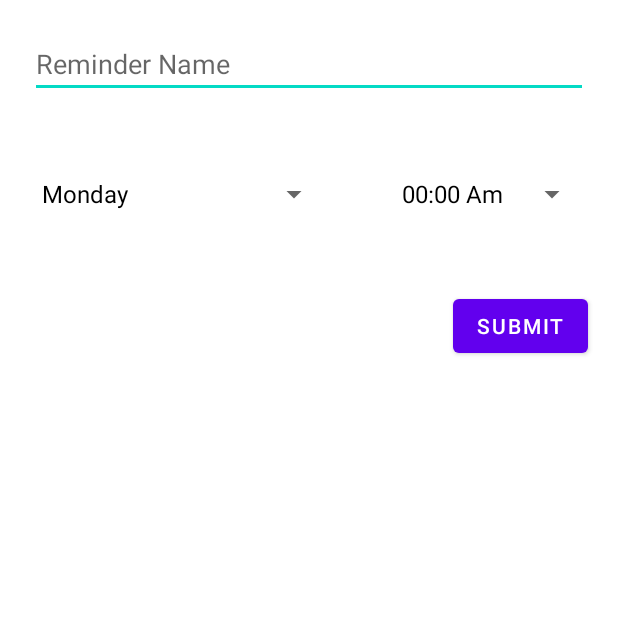
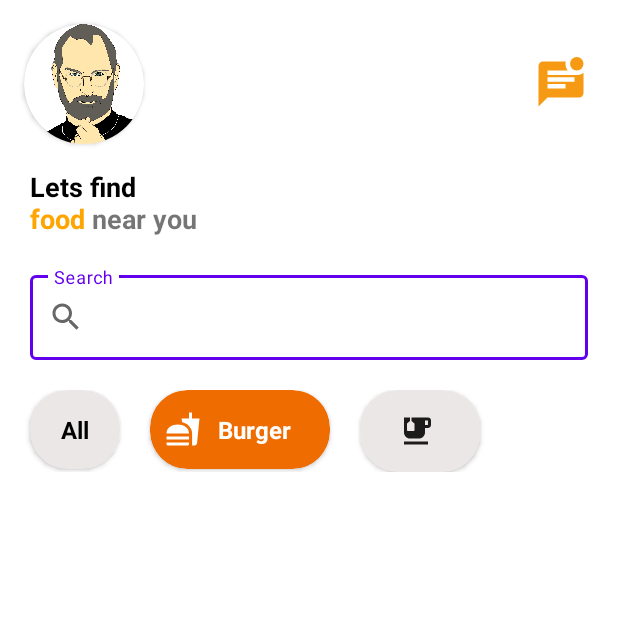
Before and after one commit to MasKoding/Relative_Layout_Android, an Android app: the screen it shows after launch (MainActivity before the commit, FoodActivity after it), on a phone screen of 412 x 824 dp, the top half of it. Run offline under Robolectric (Android 15) with nearby library versions, the phone set to English and light mode, and no system bars.

Commit message:
Menambahkan Toolbar Layout

```diff
--- a/app/src/main/AndroidManifest.xml
+++ b/app/src/main/AndroidManifest.xml
@@ -14,19 +14,20 @@
         tools:targetApi="31">
         <activity
             android:name=".FoodActivity"
-            android:exported="false">
+            android:exported="true">
+            <intent-filter>
+                <action android:name="android.intent.action.MAIN" />
+
+                <category android:name="android.intent.category.LAUNCHER" />
+            </intent-filter>
             <meta-data
                 android:name="android.app.lib_name"
                 android:value="" />
         </activity>
         <activity
             android:name=".MainActivity"
-            android:exported="true">
-            <intent-filter>
-                <action android:name="android.intent.action.MAIN" />
+            android:exported="false">
 
-                <category android:name="android.intent.category.LAUNCHER" />
-            </intent-filter>
 
             <meta-data
                 android:name="android.app.lib_name"
--- /dev/null
+++ b/app/src/main/res/drawable/bg_search.xml
@@ -0,0 +1,13 @@
+<?xml version="1.0" encoding="utf-8"?>
+<selector xmlns:android="http://schemas.android.com/apk/res/android">
+    <item>
+        <shape android:shape="rectangle">
+
+            <corners android:bottomLeftRadius="10dp"
+                 android:bottomRightRadius="10dp"
+                android:topLeftRadius="10dp"
+                android:topRightRadius="10dp"/>
+            <solid  android:color="#E8E6E6"/>
+        </shape>
+    </item>
+</selector>
--- /dev/null
+++ b/app/src/main/res/drawable/ic_baseline_emoji_food_beverage_24.xml
@@ -0,0 +1,6 @@
+<vector android:height="24dp" android:tint="#1C1B1B"
+    android:viewportHeight="24" android:viewportWidth="24"
+    android:width="24dp" xmlns:android="http://schemas.android.com/apk/res/android">
+    <path android:fillColor="@android:color/white" android:pathData="M20,3H9v2.4l1.81,1.45C10.93,6.94 11,7.09 11,7.24v4.26c0,0.28 -0.22,0.5 -0.5,0.5h-4C6.22,12 6,11.78 6,11.5V7.24c0,-0.15 0.07,-0.3 0.19,-0.39L8,5.4V3H4v10c0,2.21 1.79,4 4,4h6c2.21,0 4,-1.79 4,-4v-3h2c1.11,0 2,-0.9 2,-2V5C22,3.89 21.11,3 20,3zM20,8h-2V5h2V8z"/>
+    <path android:fillColor="@android:color/white" android:pathData="M4,19h16v2h-16z"/>
+</vector>
--- /dev/null
+++ b/app/src/main/res/drawable/ic_baseline_fastfood_24.xml
@@ -0,0 +1,5 @@
+<vector android:height="24dp" android:tint="#FFFFFF"
+    android:viewportHeight="24" android:viewportWidth="24"
+    android:width="24dp" xmlns:android="http://schemas.android.com/apk/res/android">
+    <path android:fillColor="@android:color/white" android:pathData="M18.06,22.99h1.66c0.84,0 1.53,-0.64 1.63,-1.46L23,5.05h-5L18,1h-1.97v4.05h-4.97l0.3,2.34c1.71,0.47 3.31,1.32 4.27,2.26 1.44,1.42 2.43,2.89 2.43,5.29v8.05zM1,21.99L1,21h15.03v0.99c0,0.55 -0.45,1 -1.01,1L2.01,22.99c-0.56,0 -1.01,-0.45 -1.01,-1zM16.03,14.99c0,-8 -15.03,-8 -15.03,0h15.03zM1.02,17h15v2h-15z"/>
+</vector>
--- /dev/null
+++ b/app/src/main/res/drawable/ic_baseline_filter_alt_24.xml
@@ -0,0 +1,5 @@
+<vector android:height="24dp" android:tint="#1C1B1B"
+    android:viewportHeight="24" android:viewportWidth="24"
+    android:width="24dp" xmlns:android="http://schemas.android.com/apk/res/android">
+    <path android:fillColor="@android:color/white" android:pathData="M4.25,5.61C6.27,8.2 10,13 10,13v6c0,0.55 0.45,1 1,1h2c0.55,0 1,-0.45 1,-1v-6c0,0 3.72,-4.8 5.74,-7.39C20.25,4.95 19.78,4 18.95,4H5.04C4.21,4 3.74,4.95 4.25,5.61z"/>
+</vector>
--- /dev/null
+++ b/app/src/main/res/drawable/ic_baseline_mark_unread_chat_alt_24.xml
@@ -0,0 +1,6 @@
+<vector android:height="24dp" android:tint="#F59A12"
+    android:viewportHeight="24" android:viewportWidth="24"
+    android:width="24dp" xmlns:android="http://schemas.android.com/apk/res/android">
+    <path android:fillColor="@android:color/white" android:pathData="M19,3m-3,0a3,3 0,1 1,6 0a3,3 0,1 1,-6 0"/>
+    <path android:fillColor="@android:color/white" android:pathData="M6,8V6h9.03c-1.21,-1.6 -1.08,-3.21 -0.92,-4H4.01c-1.1,0 -2,0.89 -2,2L2,22l4,-4h14c1.1,0 2,-0.9 2,-2V6.97C21.16,7.61 20.13,8 19,8H6zM14,14H6v-2h8V14zM18,11H6V9h12V11z"/>
+</vector>
--- /dev/null
+++ b/app/src/main/res/drawable/ic_baseline_search_24.xml
@@ -0,0 +1,5 @@
+<vector android:height="24dp" android:tint="#1C1B1B"
+    android:viewportHeight="24" android:viewportWidth="24"
+    android:width="24dp" xmlns:android="http://schemas.android.com/apk/res/android">
+    <path android:fillColor="@android:color/white" android:pathData="M15.5,14h-0.79l-0.28,-0.27C15.41,12.59 16,11.11 16,9.5 16,5.91 13.09,3 9.5,3S3,5.91 3,9.5 5.91,16 9.5,16c1.61,0 3.09,-0.59 4.23,-1.57l0.27,0.28v0.79l5,4.99L20.49,19l-4.99,-5zM9.5,14C7.01,14 5,11.99 5,9.5S7.01,5 9.5,5 14,7.01 14,9.5 11.99,14 9.5,14z"/>
+</vector>
--- a/app/src/main/res/layout/activity_food.xml
+++ b/app/src/main/res/layout/activity_food.xml
@@ -1,9 +1,106 @@
 <?xml version="1.0" encoding="utf-8"?>
-<androidx.constraintlayout.widget.ConstraintLayout xmlns:android="http://schemas.android.com/apk/res/android"
+<RelativeLayout xmlns:android="http://schemas.android.com/apk/res/android"
     xmlns:app="http://schemas.android.com/apk/res-auto"
     xmlns:tools="http://schemas.android.com/tools"
     android:layout_width="match_parent"
     android:layout_height="match_parent"
     tools:context=".FoodActivity">
+<!--panggil layout toolbar_title menggunakan include-->
+    <include layout="@layout/toolbar_title" android:id="@+id/toolbar_title"/>
 
-</androidx.constraintlayout.widget.ConstraintLayout>
+    <com.google.android.material.textfield.TextInputLayout
+        android:id="@+id/search_bar"
+        android:layout_width="match_parent"
+        android:layout_height="wrap_content"
+        android:layout_below="@id/toolbar_title"
+        android:layout_margin="20dp"
+        style="@style/Widget.MaterialComponents.TextInputLayout.OutlinedBox"
+        app:startIconDrawable="@drawable/ic_baseline_search_24"
+
+        >
+        <com.google.android.material.textfield.TextInputEditText
+            android:layout_width="match_parent"
+            android:layout_height="wrap_content"
+            android:hint="Search"
+            />
+    </com.google.android.material.textfield.TextInputLayout>
+    <LinearLayout
+        android:layout_width="match_parent"
+        android:layout_height="wrap_content"
+        android:orientation="vertical"
+        android:layout_below="@id/search_bar"
+        >
+        <LinearLayout
+            android:layout_width="match_parent"
+            android:layout_height="wrap_content"
+            android:orientation="horizontal">
+                <androidx.cardview.widget.CardView
+                    android:layout_width="60dp"
+                    android:layout_height="wrap_content"
+                    android:elevation="4dp"
+                    android:backgroundTint="#ECE7E7"
+                    app:cardCornerRadius="25dp"
+                    android:layout_marginLeft="20dp"
+                    >
+                    <TextView
+                        android:layout_width="wrap_content"
+                        android:layout_height="wrap_content"
+                        android:text="All"
+                        android:layout_marginLeft="5dp"
+                        android:padding="15dp"
+                        android:textSize="16sp"
+                        android:textColor="@color/black"
+                        android:textStyle="bold"
+                        />
+                </androidx.cardview.widget.CardView>
+            <androidx.cardview.widget.CardView
+                android:layout_width="120dp"
+                android:layout_height="wrap_content"
+                android:elevation="4dp"
+                android:backgroundTint="#EF6C00"
+                app:cardCornerRadius="25dp"
+                android:layout_marginLeft="20dp"
+                >
+                <ImageView
+                    android:layout_width="wrap_content"
+                    android:layout_height="wrap_content"
+                    android:layout_marginLeft="10dp"
+                    android:src="@drawable/ic_baseline_fastfood_24"
+                    android:layout_gravity="center_vertical"
+                    />
+                <TextView
+                    android:layout_width="wrap_content"
+                    android:layout_height="wrap_content"
+                    android:text="Burger"
+                    android:layout_gravity="center"
+                    android:padding="15dp"
+                    android:layout_marginLeft="10dp"
+
+                    android:textSize="16sp"
+                    android:textColor="@color/white"
+                    android:textStyle="bold"
+                    />
+            </androidx.cardview.widget.CardView>
+
+            <androidx.cardview.widget.CardView
+                android:layout_width="80dp"
+                android:layout_height="wrap_content"
+                android:elevation="4dp"
+                android:backgroundTint="#ECE7E7"
+                app:cardCornerRadius="25dp"
+                android:layout_marginLeft="20dp"
+                >
+                <ImageView
+                    android:layout_width="wrap_content"
+                    android:layout_height="wrap_content"
+                    android:layout_marginLeft="10dp"
+                    android:src="@drawable/ic_baseline_emoji_food_beverage_24"
+                    android:layout_gravity="center_vertical"
+                    android:padding="15dp"
+                    />
+
+            </androidx.cardview.widget.CardView>
+
+        </LinearLayout>
+    </LinearLayout>
+</RelativeLayout>
--- /dev/null
+++ b/app/src/main/res/layout/toolbar_title.xml
@@ -0,0 +1,54 @@
+<?xml version="1.0" encoding="utf-8"?>
+<FrameLayout xmlns:android="http://schemas.android.com/apk/res/android"
+    android:layout_width="match_parent"
+    android:layout_height="wrap_content"
+    xmlns:app="http://schemas.android.com/apk/res-auto"
+    android:background="@color/white">
+    <RelativeLayout
+        android:layout_width="match_parent"
+        android:layout_height="wrap_content">
+
+        <RelativeLayout
+            android:id="@+id/layout_image"
+            android:layout_width="match_parent"
+            android:layout_height="wrap_content">
+                <androidx.cardview.widget.CardView
+                    android:layout_width="80dp"
+                    android:layout_height="80dp"
+                    app:cardCornerRadius="100dp"
+                    android:layout_margin="16dp"
+                    >
+                    <ImageView
+                        android:id="@+id/profile_img"
+                        android:layout_width="100dp"
+                        android:layout_height="100dp"
+                        android:scaleType="centerCrop"
+                        android:src="@drawable/stevejob"
+                        />
+                </androidx.cardview.widget.CardView>
+
+            <ImageView
+                android:id="@+id/icon_chat"
+                android:layout_width="36dp"
+                android:layout_height="36dp"
+                android:scaleType="centerCrop"
+                android:src="@drawable/ic_baseline_mark_unread_chat_alt_24"
+                android:layout_alignParentRight="true"
+                android:layout_centerVertical="true"
+                android:layout_marginRight="20dp"
+                />
+        </RelativeLayout>
+
+<!--         Teks -->
+        <TextView
+            android:layout_width="wrap_content"
+            android:layout_height="wrap_content"
+            android:textSize="18sp"
+            android:text="@string/title"
+            android:textStyle="bold"
+            android:layout_below="@id/layout_image"
+            android:layout_marginLeft="20dp"
+            />
+
+    </RelativeLayout>
+</FrameLayout>
--- a/app/src/main/res/values/strings.xml
+++ b/app/src/main/res/values/strings.xml
@@ -1,6 +1,7 @@
 <resources>
     <string name="app_name">RelativeLayout_Nama_Kelas</string>
     <string name="text_hello">Hello World!</string>
+    <string name="title"><font color='#000'>Lets find</font>\n<font color='#ffa500'>food</font> near you</string>
 
     <string-array name="day_array">
         <item>Monday</item>
```
Also changed, not shown: app/src/main/res/drawable/stevejob.png (added), app/src/main/res/font/quicksand.ttf (added).
